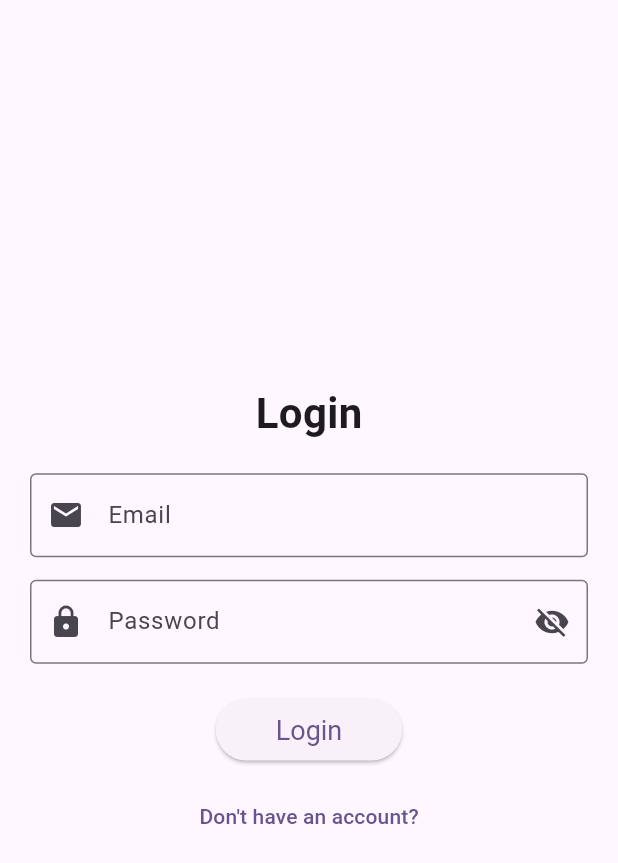
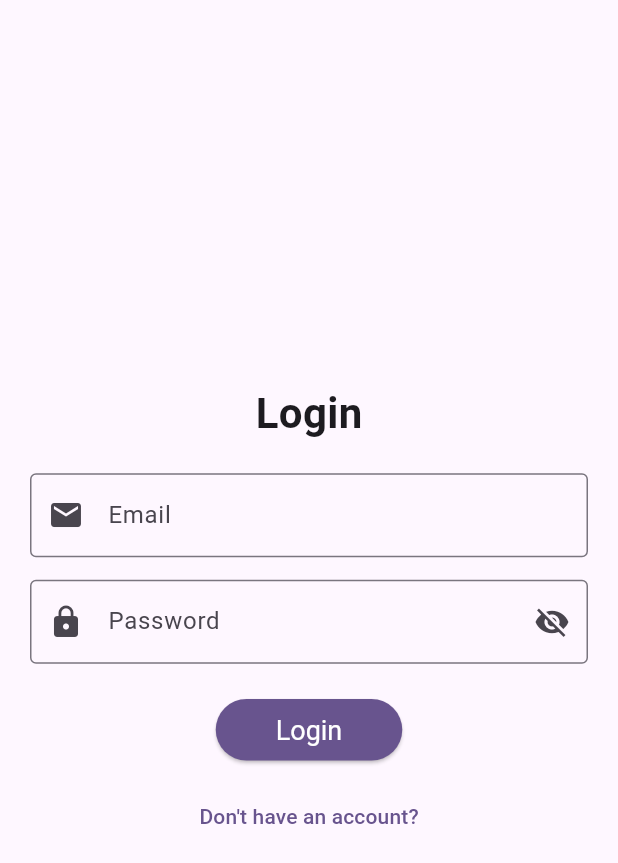
Before and after one commit to Jacob-32587/quick-attendance, a Flutter app: the screen it shows after launch, on a phone screen of 412 x 824 dp. Shown: the top 863 px of the screen. Run offline on Flutter 3.47's test engine with Material 3 defaults, Android fonts, the phone set to English and light mode, and no system bars; our stand-ins replace easy_date_timeline, get.

Commit message:
Create primary button component to avoid duplicate code

```diff
--- /dev/null
+++ b/client/lib/components/primary_button.dart
@@ -0,0 +1,32 @@
+import 'package:flutter/material.dart';
+
+class PrimaryButton extends StatelessWidget {
+  /* Specify the widget to render in the primary button. */
+  final Widget? child;
+  final VoidCallback? onPressed;
+  /* Provide basic text to render in the primary button */
+  final String? text;
+  final double fontSize;
+
+  const PrimaryButton({
+    super.key,
+    this.text,
+    this.child,
+    this.onPressed,
+    this.fontSize = 18,
+  });
+
+  @override
+  Widget build(BuildContext context) {
+    return ElevatedButton(
+      onPressed: onPressed,
+      style: ElevatedButton.styleFrom(
+        padding: EdgeInsets.symmetric(vertical: 10, horizontal: 40),
+        textStyle: TextStyle(fontSize: fontSize),
+        foregroundColor: Theme.of(context).colorScheme.onPrimary,
+        backgroundColor: Theme.of(context).colorScheme.primary,
+      ),
+      child: (child == null) ? Text(text ?? "Default") : child,
+    );
+  }
+}
--- a/client/lib/pages/auth/login.dart
+++ b/client/lib/pages/auth/login.dart
@@ -1,5 +1,6 @@
 import 'package:flutter/material.dart';
 import 'package:get/get.dart';
+import 'package:quick_attendance/components/primary_button.dart';
 import 'package:quick_attendance/controllers/auth_controller.dart';
 
 class Login extends StatefulWidget {
@@ -92,18 +93,11 @@ class _LoginState extends State<Login> {
                   },
                 ),
                 SizedBox(height: 20),
-                ElevatedButton(
-                  onPressed: _login,
-                  style: ElevatedButton.styleFrom(
-                    padding: EdgeInsets.symmetric(vertical: 10, horizontal: 40),
-                    textStyle: TextStyle(fontSize: 18),
-                  ),
-                  child: Text("Login"),
-                ),
+                PrimaryButton(text: "Login", onPressed: _login),
                 SizedBox(height: 10),
                 TextButton(
                   onPressed: () {
-                    Get.toNamed("/signup");
+                    Get.offNamed("/signup");
                   },
                   child: Text("Don't have an account?"),
                 ),
```
